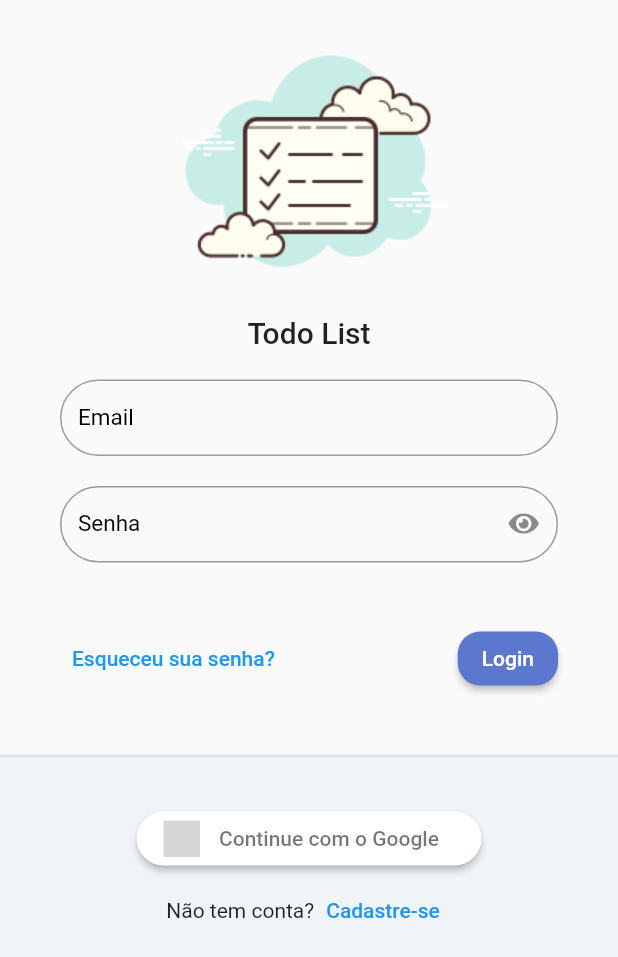
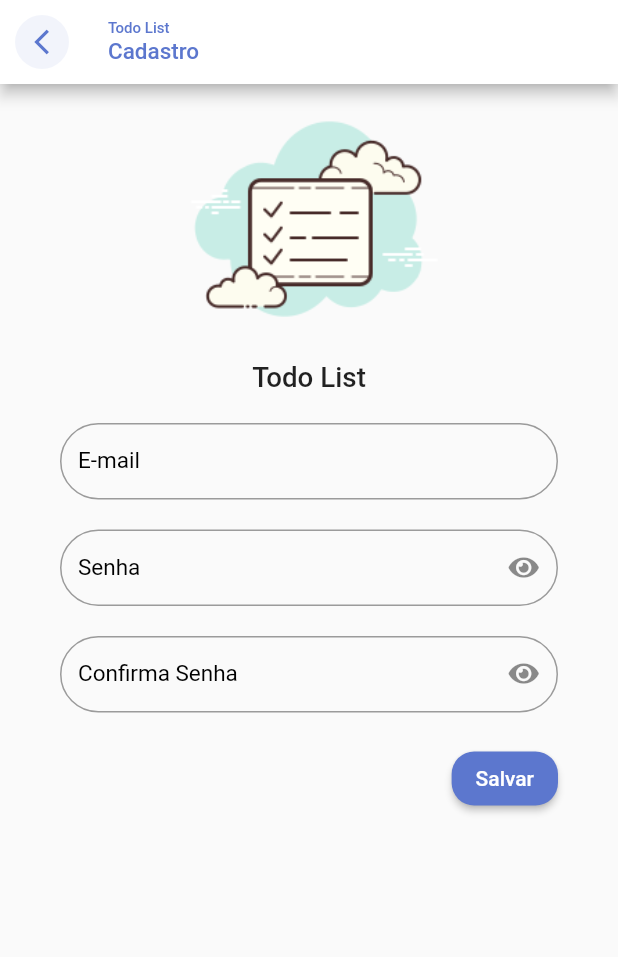
Before and after one commit to Dandy27/todo-list-adf, a Flutter app: the screen it shows after launch, after a tap on "Cadastre-se", on a phone screen of 412 x 824 dp. Shown: the top 957 px of the screen. Run offline on Flutter 3.47's test engine with Material 2 defaults, Android fonts, the phone set to English and light mode, and no system bars; our stand-ins replace flutter_signin_button, google_fonts, sqflite, sqflite_common, synchronized; accounts and stored records are empty; Roboto replaces fonts that are missing (Mandali); grey boxes are pictures that could not be loaded.

Commit message:
Construindo layout de tela de cadastro

```diff
--- a/todo_list_provider/lib/app/modules/auth/auth_module.dart
+++ b/todo_list_provider/lib/app/modules/auth/auth_module.dart
@@ -1,17 +1,21 @@
-import 'package:flutter/src/widgets/framework.dart';
 import 'package:provider/provider.dart';
-import 'package:todo_list_provider/app/core/modules/todo_list_modules.dart';
-import 'package:todo_list_provider/app/modules/auth/login/login_controller.dart';
-import 'package:todo_list_provider/app/modules/auth/login/login_page.dart';
+
+import '../../core/modules/todo_list_modules.dart';
+import 'login/login_controller.dart';
+import 'login/login_page.dart';
+import 'register/register_controller.dart';
+import 'register/register_page.dart';
 
 class AuthModule extends TodoListModules {
   AuthModule()
       : super(
           bindings: [
-            ChangeNotifierProvider(create: (_) => LoginController())
+            ChangeNotifierProvider(create: (_) => LoginController()),
+            ChangeNotifierProvider(create: (_) => RegisterController()),
           ],
           routers: {
-            '/login': ((context) => const LoginPage())
+            '/login': ((context) => const LoginPage()),
+            '/register': ((context) => const RegisterPage()),
           },
         );
 }
--- a/todo_list_provider/lib/app/modules/auth/login/login_page.dart
+++ b/todo_list_provider/lib/app/modules/auth/login/login_page.dart
@@ -32,9 +32,9 @@ class LoginPage extends StatelessWidget {
               ),
               child: Form(
                   child: Column(children: [
-                 TodoListField(label: 'Email'),
+                TodoListField(label: 'Email'),
                 const SizedBox(height: 20),
-                 TodoListField(label: 'Senha', obscureText: true),
+                TodoListField(label: 'Senha', obscureText: true),
                 const SizedBox(
                   height: 40,
                 ),
@@ -68,7 +68,9 @@ class LoginPage extends StatelessWidget {
                   children: [
                     const Text('Não tem conta?'),
                     TextButton(
-                        onPressed: () {},
+                        onPressed: () {
+                          Navigator.of(context).pushNamed('/register');
+                        },
                         child: const Text(
                           'Cadastre-se',
                         ))
@@ -88,16 +90,23 @@ class LoginPage extends StatelessWidget {
         onPressed: () {},
         child: const Text('Esqueceu sua senha?'),
       ),
-      methodButton('Login')
+       const ButtonElevatedButton(text: 'Login',)
     ]);
   }
+}
 
-  ElevatedButton methodButton(
-    String text,
-  ) {
+class ButtonElevatedButton extends StatelessWidget {
+  final String text;
+  const ButtonElevatedButton({
+    Key? key,
+    required this.text,
+  }) : super(key: key);
+
+  @override
+  Widget build(BuildContext context) {
     return ElevatedButton(
       onPressed: () {},
-      child: Text(text),
+      child:  Text(text),
       style: ElevatedButton.styleFrom(
         shape: RoundedRectangleBorder(
           borderRadius: BorderRadius.circular(15),
--- /dev/null
+++ b/todo_list_provider/lib/app/modules/auth/register/register_controller.dart
@@ -0,0 +1,5 @@
+import 'package:flutter/material.dart';
+
+class RegisterController extends ChangeNotifier {
+
+}
--- /dev/null
+++ b/todo_list_provider/lib/app/modules/auth/register/register_page.dart
@@ -0,0 +1,97 @@
+import 'package:flutter/material.dart';
+
+import '../../../core/ui/theme_extensions.dart';
+import '../../../core/widget/todo_list_field.dart';
+import '../../../core/widget/todo_list_logo.dart';
+import '../../auth/login/login_page.dart';
+
+class RegisterPage extends StatelessWidget {
+  const RegisterPage({Key? key}) : super(key: key);
+
+  @override
+  Widget build(BuildContext context) {
+    return Scaffold(
+      appBar: appBarTodoListCadastro(context),
+      body: ListView(
+        children: [
+          SizedBox(
+            height: MediaQuery.of(context).size.width * .5,
+            child: const FittedBox(
+              child: TodoListLogo(),
+              fit: BoxFit.fitHeight,
+            ),
+          ),
+          Padding(
+            padding: const EdgeInsets.symmetric(
+              horizontal: 40,
+              vertical: 20,
+            ),
+            child: Column(
+              children: [
+                TodoListField(label: 'E-mail'),
+                const SizedBox(height: 20),
+                TodoListField(
+                  label: 'Senha',
+                  obscureText: true,
+                ),
+                const SizedBox(height: 20),
+                TodoListField(
+                  label: 'Confirma Senha',
+                  obscureText: true,
+                ),
+                const SizedBox(height: 20),
+                const Align(
+                  alignment: Alignment.bottomRight,
+                  child:  ButtonElevatedButton(
+                    text: 'Salvar',
+                  ),
+                ),
+              ],
+            ),
+          ),
+        ],
+      ),
+    );
+  }
+
+  AppBar appBarTodoListCadastro(BuildContext context) {
+    return AppBar(
+      title: Column(
+        crossAxisAlignment: CrossAxisAlignment.start,
+        children: [
+          Text(
+            'Todo List',
+            style: TextStyle(
+              fontSize: 10,
+              color: context.primaryColor,
+            ),
+          ),
+          Text(
+            'Cadastro',
+            style: TextStyle(
+              fontSize: 15,
+              color: context.primaryColor,
+            ),
+          ),
+        ],
+      ),
+      backgroundColor: Colors.white,
+      automaticallyImplyLeading: false,
+      leading: IconButton(
+          onPressed: () {
+            Navigator.pop(context);
+          },
+          icon: ClipOval(
+            child: Container(
+              color: context.primaryColor.withAlpha(20),
+              padding: const EdgeInsets.all(8),
+              child: Icon(
+                Icons.arrow_back_ios_outlined,
+                size: 20,
+                color: context.primaryColor,
+              ),
+            ),
+          )),
+    );
+  }
+}
--- a/todo_list_provider/pubspec.yaml
+++ b/todo_list_provider/pubspec.yaml
@@ -39,6 +39,7 @@ dependencies:
   path: ^1.8.0
   google_fonts: ^2.3.1
   flutter_signin_button: ^2.0.0
+  firebase_auth: ^3.3.10
 
 dev_dependencies:
   flutter_test:
```
Also changed, not shown: todo_list_provider/pubspec.lock.
